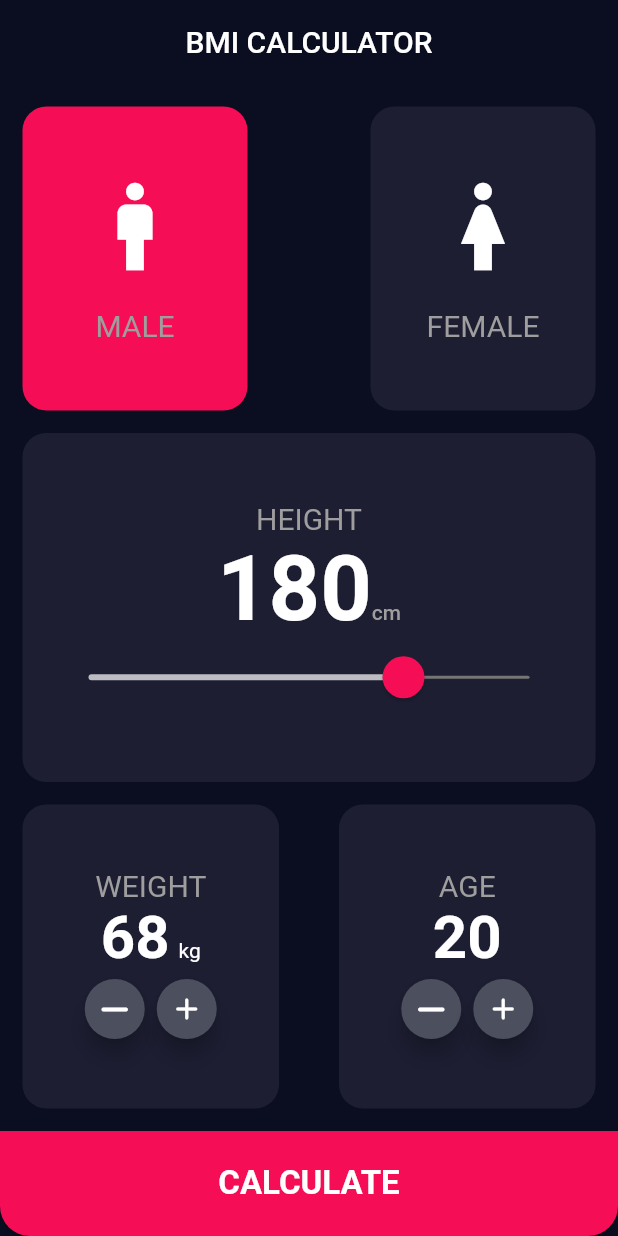
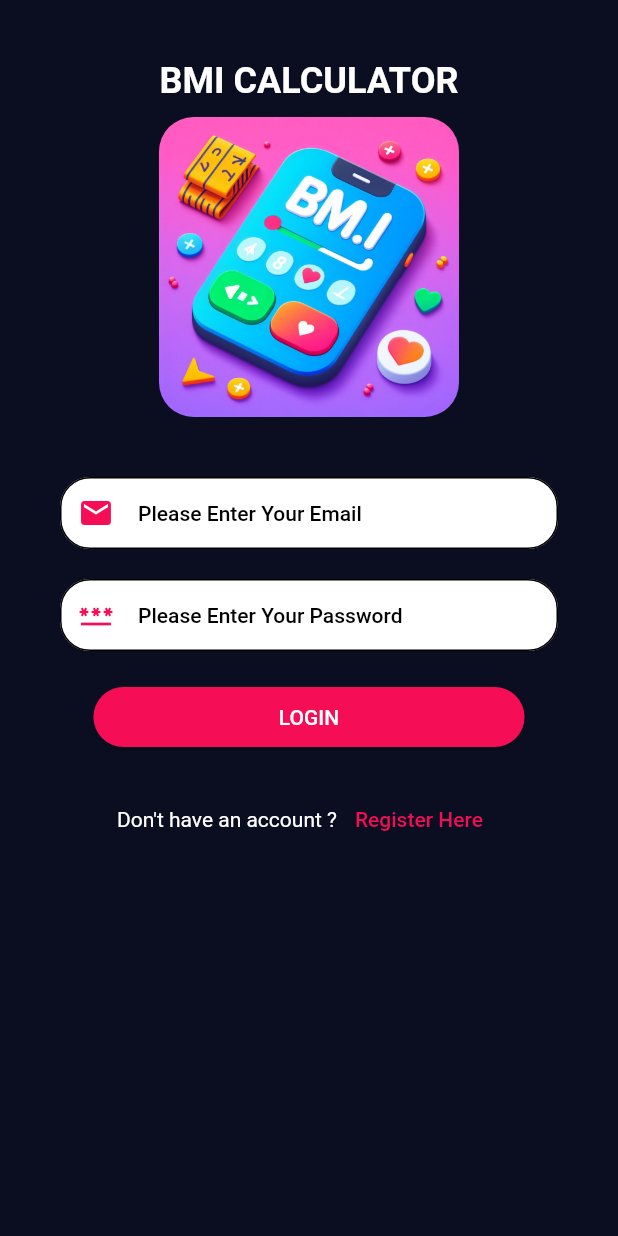
Before and after one commit to Mohamed-Mamdouh1/BMI-Calculator, a Flutter app: the screen it shows after launch, on a phone screen of 412 x 824 dp. Run offline on Flutter 3.47's test engine with Material 2 defaults, Android fonts, the phone set to English and light mode, and no system bars; our stand-ins replace firebase_auth, firebase_core; accounts and stored records are empty.

Commit message:
add Auth page

```diff
--- /dev/null
+++ b/lib/auth/login_page.dart
@@ -0,0 +1,172 @@
+import 'package:contacts/auth/signup_page.dart';
+import 'package:contacts/componants/bmi_button.dart';
+import 'package:contacts/home_page.dart';
+import 'package:firebase_auth/firebase_auth.dart';
+import 'package:firebase_core/firebase_core.dart';
+import 'package:flutter/material.dart';
+
+import '../componants/text_field.dart';
+import '../constants.dart';
+
+class LoginPage extends StatefulWidget {
+  const LoginPage({Key? key}) : super(key: key);
+
+  @override
+  State<LoginPage> createState() => _LoginPageState();
+}
+
+class _LoginPageState extends State<LoginPage> {
+  TextEditingController emailController = TextEditingController();
+  TextEditingController passwordController = TextEditingController();
+  GlobalKey<FormState> formState = GlobalKey<FormState>();
+
+  userLogin() async {
+    try {
+      final credential = await FirebaseAuth.instance.signInWithEmailAndPassword(
+          email: emailController.text, password: passwordController.text);
+       Navigator.of(context).pushAndRemoveUntil(
+          MaterialPageRoute(builder: (ctx) => HomePage()), (route) => false);
+    } on FirebaseAuthException catch (e) {
+      if (e.code == 'user-not-found') {
+        ScaffoldMessenger.of(context).clearSnackBars();
+        ScaffoldMessenger.of(context).showSnackBar(SnackBar(
+            behavior: SnackBarBehavior.floating,
+            shape: OutlineInputBorder(
+              borderRadius: BorderRadius.circular(20),
+            ),
+            backgroundColor: const Color(0xfff50d56),
+            content: const Text("No user found for that email.")));
+      } else if (e.code == 'wrong-password') {
+        ScaffoldMessenger.of(context).clearSnackBars();
+        ScaffoldMessenger.of(context).showSnackBar(SnackBar(
+            behavior: SnackBarBehavior.floating,
+            shape: OutlineInputBorder(
+              borderRadius: BorderRadius.circular(20),
+            ),
+            backgroundColor: const Color(0xfff50d56),
+            content: const Text("Wrong password provided for that user.")));
+      } else if (e.code == "invalid-email") {
+        ScaffoldMessenger.of(context).clearSnackBars();
+        ScaffoldMessenger.of(context).showSnackBar(
+          SnackBar(
+            behavior: SnackBarBehavior.floating,
+            shape: OutlineInputBorder(
+              borderRadius: BorderRadius.circular(20),
+            ),
+            backgroundColor: const Color(0xfff50d56),
+            content: const Text("Please Enter a valid Email address."),
+          ),
+        );
+      }
+    }
+  }
+
+  @override
+  Widget build(BuildContext context) {
+    return Scaffold(
+      backgroundColor: kBackGround,
+      body: Form(
+        key: formState,
+        child: SafeArea(
+          child: SingleChildScrollView(
+            child: Padding(
+              padding: const EdgeInsets.only(top: 40, right: 40, left: 40),
+              child: Center(
+                child: Column(
+                  children: [
+                    const Text(
+                      "BMI CALCULATOR",
+                      style: TextStyle(
+                        color: Colors.white,
+                        fontSize: 24,
+                        fontWeight: FontWeight.w600,
+                      ),
+                    ),
+                    const SizedBox(
+                      height: 10,
+                    ),
+                    ClipRRect(
+                      borderRadius: const BorderRadius.all(Radius.circular(23)),
+                      child: Image.asset(
+                        "asset/logo.jpg",
+                        height: 200,
+                        width: 200,
+                      ),
+                    ),
+                    const SizedBox(
+                      height: 40,
+                    ),
+                    BMITextField(
+                      validator: (val) {
+                        if (val == "") {
+                          return "This field can not be empty";
+                        }
+                      },
+                      controller: emailController,
+                      hintText: "Please Enter Your Email ",
+                      prefixIcon: Icons.email,
+                    ),
+                    const SizedBox(
+                      height: 20,
+                    ),
+                    BMITextField(
+                      validator: (val) {
+                        if (val == "") {
+                          return "This field can not be empty";
+                        }
+                      },
+                      controller: passwordController,
+                      hintText: "Please Enter Your Password ",
+                      prefixIcon: Icons.password,
+                      obscure: true,
+                    ),
+                    const SizedBox(
+                      height: 20,
+                    ),
+                    BMIButton(
+                      onPressed: () async {
+                        if (formState.currentState!.validate()) {
+                          await userLogin();
+                        } else {
+                          print("Error");
+                        }
+                      },
+                      text: "LOGIN",
+                    ),
+                    const SizedBox(
+                      height: 20,
+                    ),
+                    Row(
+                      mainAxisAlignment: MainAxisAlignment.center,
+                      children: [
+                        const Text(
+                          "Don't have an account ?",
+                          style: TextStyle(color: Colors.white),
+                        ),
+                        TextButton(
+                          onPressed: () {
+                            Navigator.of(context).push(MaterialPageRoute(
+                                builder: (ctx) => SignUpPage()));
+                          },
+                          style: TextButton.styleFrom(
+                            primary: Colors.transparent,
+                          ),
+                          child: const Text(
+                            "Register Here",
+                            style: TextStyle(
+                              color: Color(0xfff50d56),
+                            ),
+                          ),
+                        ),
+                      ],
+                    )
+                  ],
+                ),
+              ),
+            ),
+          ),
+        ),
+      ),
+    );
+  }
+}
--- /dev/null
+++ b/lib/componants/bmi_button.dart
@@ -0,0 +1,20 @@
+import 'package:flutter/material.dart';
+
+class BMIButton extends StatelessWidget {
+  const BMIButton({Key? key, required this.text, required this.onPressed}) : super(key: key);
+ final  void Function() onPressed;
+  final String text;
+  @override
+  Widget build(BuildContext context) {
+    return ElevatedButton(
+        onPressed: onPressed,
+      style: ElevatedButton.styleFrom(
+        padding: EdgeInsets.only(right: MediaQuery.of(context).size.width*.3,left: MediaQuery.of(context).size.width*.3),
+        primary: const Color(0xfff50d56),
+      ),
+        child: Text(text,style: TextStyle(color: Colors.white),),
+
+
+    );
+  }
+}
--- /dev/null
+++ b/lib/componants/text_field.dart
@@ -0,0 +1,43 @@
+import 'package:flutter/material.dart';
+
+class BMITextField extends StatelessWidget {
+  const BMITextField({Key? key, required this.controller, required this.hintText, this.obscure, required this.prefixIcon, required this.validator}) : super(key: key);
+  final TextEditingController controller;
+  final String hintText;
+  final bool? obscure;
+  final IconData prefixIcon;
+  final String? Function(String?) validator;
+  @override
+  Widget build(BuildContext context) {
+    return TextFormField(
+      validator: validator,
+      cursorColor: Colors.deepPurple,
+      obscureText: obscure==null?false:true,
+      controller: controller,
+
+      decoration: InputDecoration(
+          prefixIcon: Padding(
+            padding: const EdgeInsets.only(top: 0),
+            child: Icon(
+              prefixIcon,
+              color: const Color(0xfff50d56),
+            ),
+          ),
+          hintText: hintText,
+          labelStyle: TextStyle(color: Colors.deepPurple,),
+          enabledBorder: OutlineInputBorder(
+            borderRadius: BorderRadius.circular(20),
+          ),
+          border: OutlineInputBorder(
+            borderRadius: BorderRadius.circular(20),
+
+          ),
+
+          focusedBorder: OutlineInputBorder(
+            borderRadius: BorderRadius.circular(20),
+          ),
+          filled: true,
+          fillColor: Colors.white),
+    );
+  }
+}
--- a/lib/main.dart
+++ b/lib/main.dart
@@ -1,21 +1,54 @@
-
+import 'package:contacts/auth/login_page.dart';
+import 'package:firebase_auth/firebase_auth.dart';
+import 'package:firebase_core/firebase_core.dart';
 import 'package:flutter/material.dart';
 
 import 'home_page.dart';
 
-void main() {
+void main() async{
+  WidgetsFlutterBinding.ensureInitialized();
+  await Firebase.initializeApp();
   runApp(BmiApp());
 }
 
-class BmiApp extends StatelessWidget {
-   BmiApp({Key? key}) : super(key: key);
+class BmiApp extends StatefulWidget {
+  BmiApp({Key? key}) : super(key: key);
 
+  @override
+  State<BmiApp> createState() => _BmiAppState();
+}
+
+class _BmiAppState extends State<BmiApp> {
+  @override
+  void initState() {
+    FirebaseAuth.instance
+        .userChanges()
+        .listen(
+            (User? user) {
+      if (user == null) {
+        print('User is currently signed out!');
+      } else {
+        print('User is signed in!');
+      }
+    });
+    super.initState();
+  }
   @override
   Widget build(BuildContext context) {
     return MaterialApp(
+      theme: ThemeData.light().copyWith(
+          useMaterial3: true,
+
+          appBarTheme: const AppBarTheme(
+              titleTextStyle: TextStyle(
+                  color: Colors.white,
+                  fontWeight: FontWeight.bold,
+                  fontSize: 24))),
       debugShowCheckedModeBanner: false,
-      home: Homepage(),
-
+      home:
+      FirebaseAuth.instance.currentUser != null?
+      HomePage():
+     const  LoginPage(),
     );
   }
 }
--- a/pubspec.yaml
+++ b/pubspec.yaml
@@ -31,9 +31,12 @@ dependencies:
     sdk: flutter
 
 
+
   # The following adds the Cupertino Icons font to your application.
   # Use with the CupertinoIcons class for iOS style icons.
   cupertino_icons: ^1.0.2
+  firebase_auth: ^4.3.0
+  firebase_core:
 
 dev_dependencies:
   flutter_test:
```
Also changed, not shown: lib/auth/signup_page.dart (added, +173 -0 lines), lib/home_page.dart (+30 -7 lines), asset/logo.jpg (added), pubspec.lock, 3 other files.
